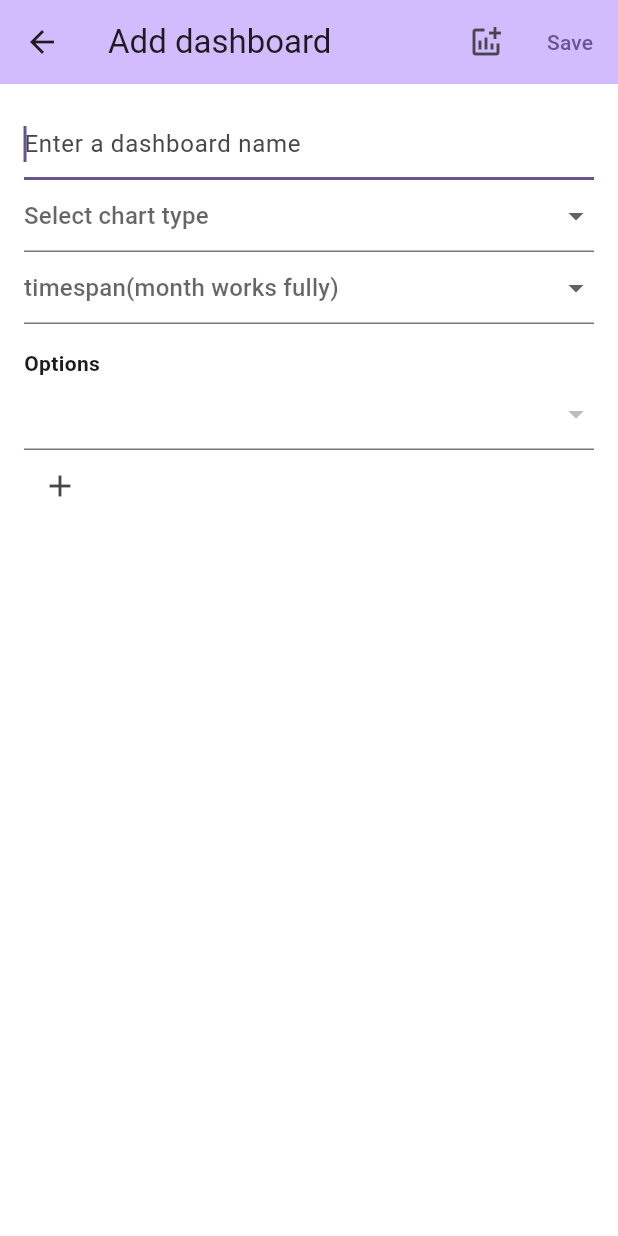
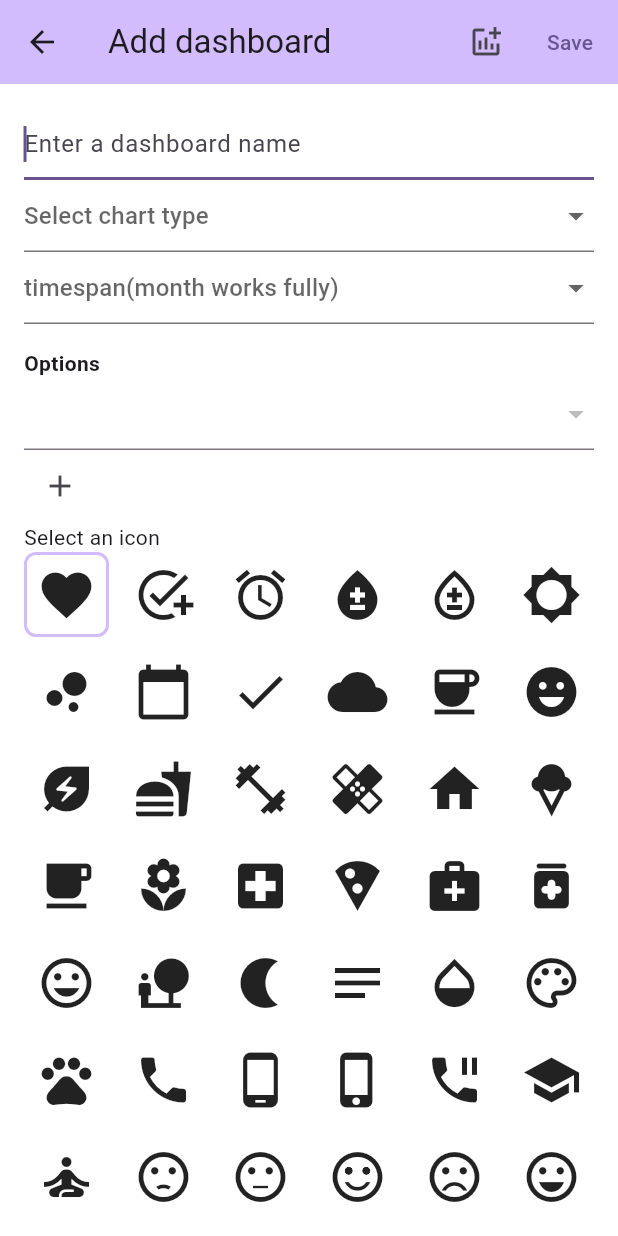
Before and after one commit to HoppenR/flutter-journal-app, a Flutter app: the AddDashboardForm screen opened directly, on a phone screen of 412 x 824 dp. Run offline on Flutter 3.47's test engine with Material 3 defaults, Android fonts, the light colour scheme and no system bars; our stand-ins replace fl_chart, shared_preferences; accounts and stored records are empty; generated files the repository leaves out were written again.

Commit message:
feat(add-dashboard-form): Allow picking custom icon for dashboard

```diff
--- a/lib/src/graph/add_dashboard_form.dart
+++ b/lib/src/graph/add_dashboard_form.dart
@@ -3,6 +3,7 @@ import 'package:provider/provider.dart';
 
 import '../generated/l10n/app_localizations.dart';
 import '../tag/appliedtag.dart';
+import '../tag/icons.dart';
 import '../tag/manager.dart';
 import '../tag/tag.dart';
 import 'configuration.dart';
@@ -24,9 +25,12 @@ class AddDashboardFormState extends State<AddDashboardForm> {
   final TextEditingController _nameController = TextEditingController();
 
   GraphTypes? _selectedType;
+  IconData _selectedIcon = Icons.favorite;
   GraphTimespans? _selectedTimespan;
   final List<GraphConfiguration> _configurations = <GraphConfiguration>[];
   int tagFormNumber = 0;
+
+  static const double _iconSize = 40.0;
 
   @override
   Widget build(BuildContext context) {
@@ -55,6 +59,8 @@ class AddDashboardFormState extends State<AddDashboardForm> {
             _buildDashboardOptionType(context),
             _buildDashboardTimespan(context),
             ..._buildOptionFields(context),
+            Text(AppLocalizations.of(context).tagSelectIcon),
+            _buildIconSelection(context),
           ],
         ),
       ),
@@ -198,7 +204,7 @@ class AddDashboardFormState extends State<AddDashboardForm> {
           dashboardManager.addDashboard(
             ChartDashboardData(
               title: _nameController.text,
-              icon: Icons.shield_moon,
+              icon: _selectedIcon,
               configurations: _configurations,
             ),
           );
@@ -307,4 +313,50 @@ class AddDashboardFormState extends State<AddDashboardForm> {
       },
     ).toList(growable: false);
   }
+
+  Widget _buildIconSelection(BuildContext context) {
+    return Expanded(
+      child: LayoutBuilder(
+        builder: (BuildContext context, BoxConstraints constraints) {
+          final double availableWidth = constraints.maxWidth;
+          final int maxIconsInRow = availableWidth ~/ (_iconSize + 16.0);
+          return _buildIconGridBuilder(context, maxIconsInRow);
+        },
+      ),
+    );
+  }
+
+  Widget _buildIconGridBuilder(BuildContext context, int maxIconsInRow) {
+    return GridView.builder(
+      gridDelegate: SliverGridDelegateWithFixedCrossAxisCount(
+        crossAxisCount: maxIconsInRow,
+        crossAxisSpacing: 8.0,
+        mainAxisSpacing: 8.0,
+      ),
+      itemCount: availableIcons.length,
+      itemBuilder: (BuildContext context, int index) {
+        final int codePoint = availableIcons.keys.elementAt(index);
+        final IconData icon = availableIcons[codePoint]!;
+        return GestureDetector(
+          onTap: () {
+            setState(() {
+              _selectedIcon = icon;
+            });
+          },
+          child: Container(
+            decoration: BoxDecoration(
+              border: Border.all(
+                color: _selectedIcon == icon
+                    ? Theme.of(context).colorScheme.inversePrimary
+                    : Colors.transparent,
+                width: 2.0,
+              ),
+              borderRadius: BorderRadius.circular(8.0),
+            ),
+            child: Icon(icon, size: _iconSize),
+          ),
+        );
+      },
+    );
+  }
 }
```
